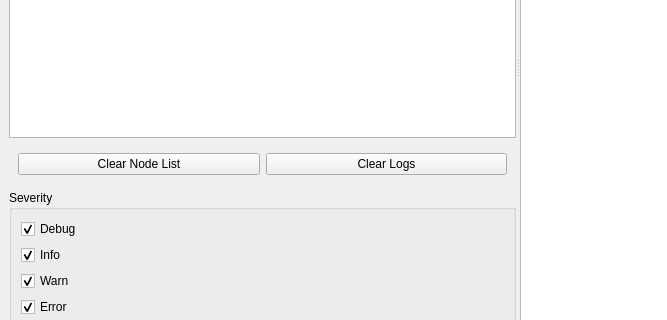
Old version of the form ui/console_window.ui in the repository swri-robotics/swri_console; both pictures show x 0 to 667 and y 276 to 596 of the 1035 by 688 pixel window.
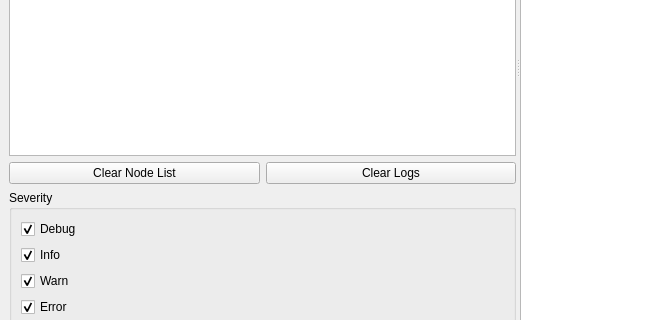
New version of the form. Icons and pictures are not drawn.

Patch:
```diff
--- a/ui/console_window.ui
+++ b/ui/console_window.ui
@@ -43,7 +43,6 @@
          </widget>
         </item>
         <item>
-         <widget class="QWidget" name="clearButtonPanel">
           <layout class="QHBoxLayout" name="clearButtonHboxLayout">
            <item>
             <widget class="QPushButton" name="clearNodeListButton">
@@ -60,7 +59,6 @@
             </widget>
            </item>
           </layout>
-         </widget>
         </item>
         <item>
          <widget class="QGroupBox" name="groupBox">
```
Left out of the diff: 18 changed lines with no effect on the pictures. Lines whose indentation alone changed are shown as unchanged.
